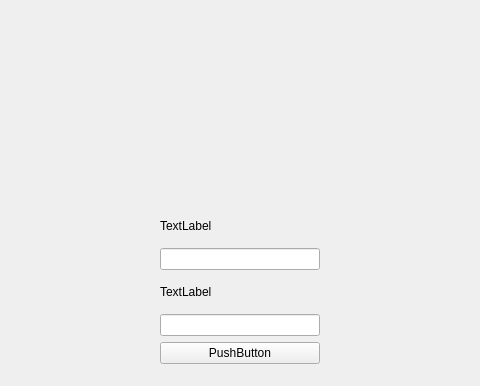
First picture: the form in mainwindow.ui, repository PokGT/QtTPS8, before the edit; both pictures show x 100 to 580 and y 0 to 386 of the 800 by 600 pixel window.
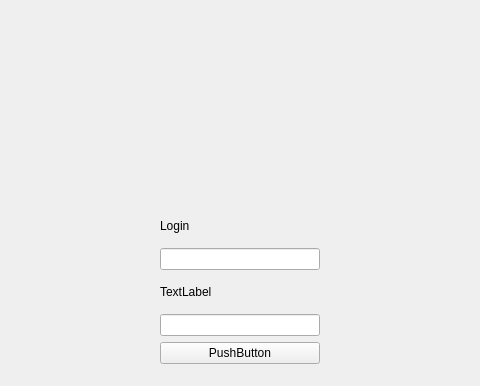
Second picture: the form after the edit.

The edit to the form file:
```diff
--- a/mainwindow.ui
+++ b/mainwindow.ui
@@ -34,7 +34,7 @@
      <item row="2" column="0">
       <widget class="QLabel" name="label">
        <property name="text">
-        <string>TextLabel</string>
+        <string>Login</string>
        </property>
       </widget>
      </item>
```
Left out of the diff: 5 changed lines with no effect on the pictures.
